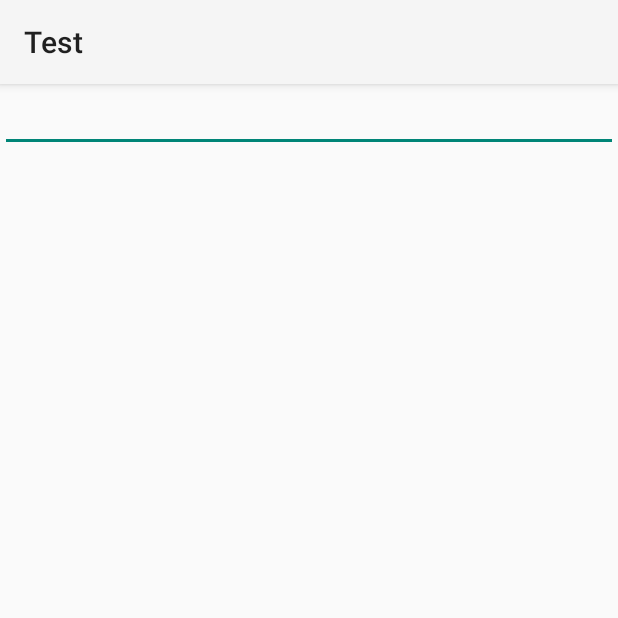
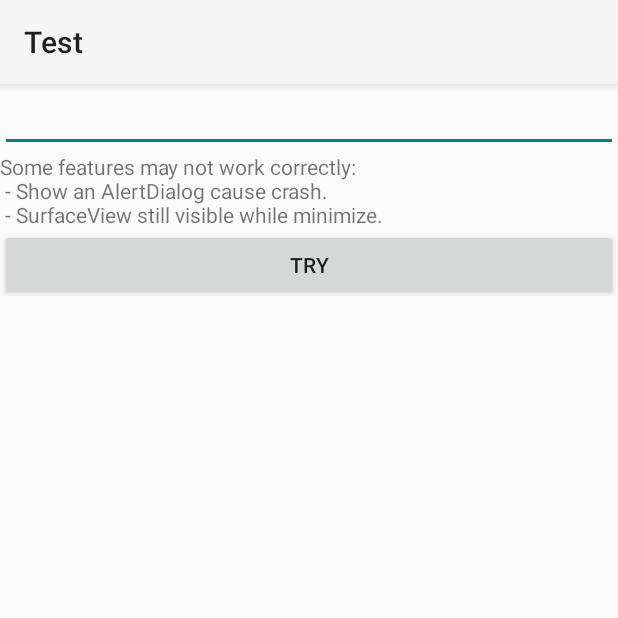
Before and after one commit to khanhduytran0/FloatingActivity, an Android app: the TestActivity screen opened directly, with no data from a screen before it, on a phone screen of 412 x 824 dp, the top half of it. Run offline under Robolectric (Android 15) with nearby library versions, the phone set to English and light mode, and no system bars.

```diff
--- a/app/src/main/java/com/kdt/floatactivity/TestActivity.java
+++ b/app/src/main/java/com/kdt/floatactivity/TestActivity.java
@@ -5,6 +5,7 @@ import android.os.*;
 import android.widget.*;
 import android.view.View.*;
 import android.view.*;
+import android.view.inputmethod.*;
 
 public class TestActivity extends Activity
 {
@@ -16,14 +17,14 @@ public class TestActivity extends Activity
 		l.setOrientation(l.VERTICAL);
 
 		EditText e = new EditText(this);
+		e.setImeOptions(EditorInfo.IME_FLAG_NO_EXTRACT_UI);
 		e.setSingleLine(false);
 		l.addView(e);
 
-		/*
 		TextView t = new TextView(this);
 		t.setText("Some features may not work correctly:\n" +
 			" - Show an AlertDialog cause crash.\n" +
-			" - SurfaceView don't hide when minimize.");
+			" - SurfaceView still visible while minimize.");
 
 		Button b = new Button(this);
 		b.setText("Try");
@@ -42,7 +43,6 @@ public class TestActivity extends Activity
 
 		l.addView(t);
 		l.addView(b);
-		*/
 
 		setContentView(l);
 	}
```
